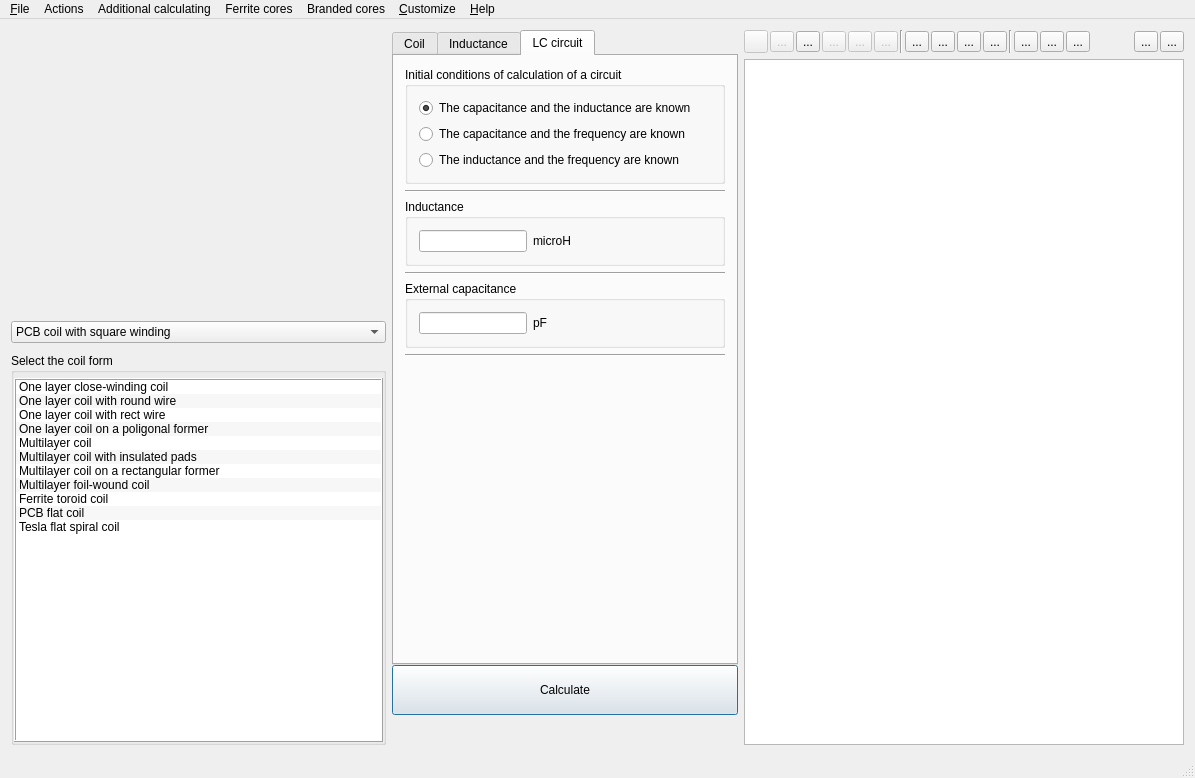
radioacoustick/Coil64, file mainwindow.ui: the form before one commit.
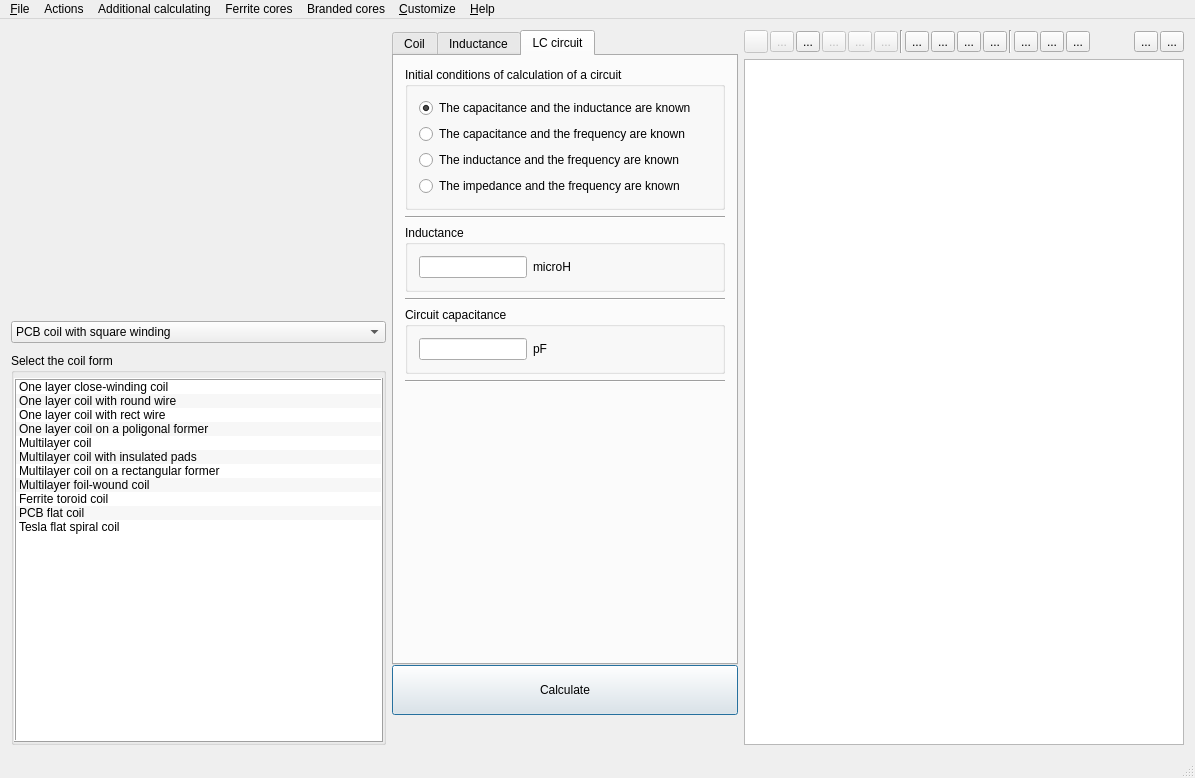
The form after the commit. The open tabs and pages were chosen to show the change. Icons and pictures are not drawn.

The edit to the form file:
```diff
--- a/mainwindow.ui
+++ b/mainwindow.ui
@@ -1119,6 +1119,13 @@
                   </property>
                  </widget>
                 </item>
+                <item>
+                 <widget class="QRadioButton" name="radioButton_ZF">
+                  <property name="text">
+                   <string>The impedance and the frequency are known</string>
+                  </property>
+                 </widget>
+                </item>
                </layout>
               </widget>
              </item>
@@ -1168,7 +1175,7 @@
              <item>
               <widget class="QGroupBox" name="groupBox_2_3">
                <property name="title">
-                <string notr="true">External capacitance</string>
+                <string notr="true">Circuit capacitance</string>
                </property>
                <layout class="QVBoxLayout" name="verticalLayout_9">
                 <item>
```
Left out of the diff: 21 changed lines with no effect on the pictures.
